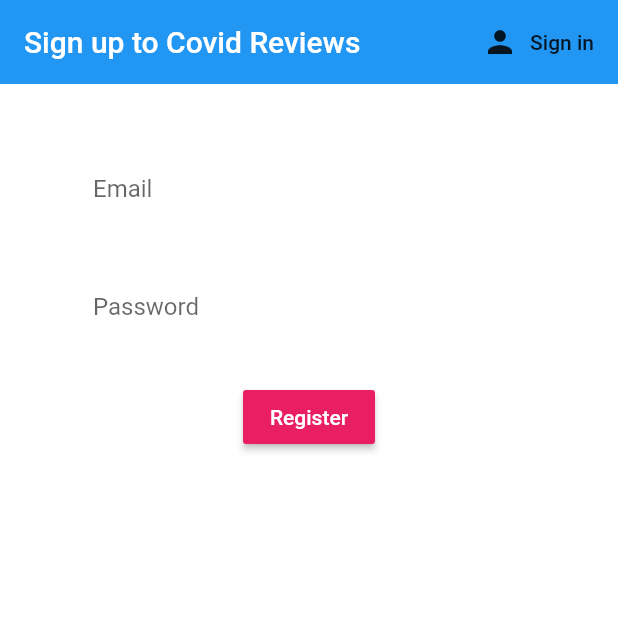
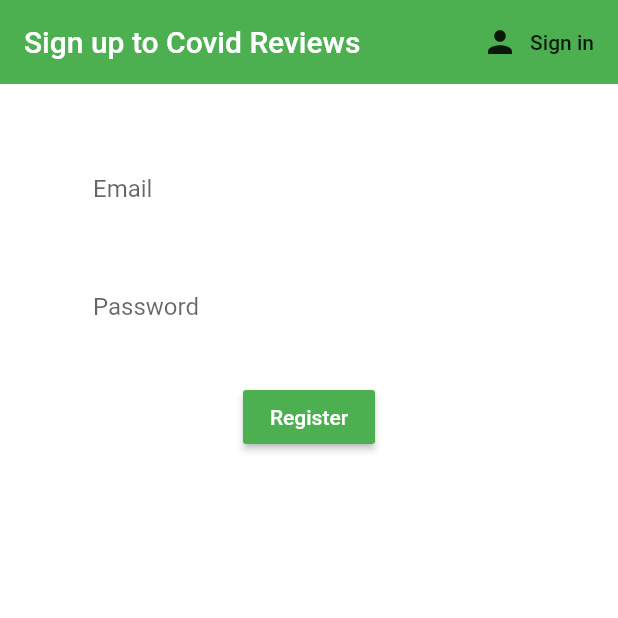
Before and after one commit to michael99hernan/Covid-Reviews, a Flutter app: the screen it shows after launch, after a tap on "Sign in", after a tap on "Register", on a phone screen of 412 x 824 dp, the top half of it. Run offline on Flutter 3.47's test engine with Material 2 defaults, Android fonts, the phone set to English and light mode, and no system bars; our stand-ins replace firebase_auth, firebase_core, flutter_spinkit; accounts and stored records are empty; network calls fail.

Commit message:
added color constants

```diff
--- a/lib/screens/authenticate/register.dart
+++ b/lib/screens/authenticate/register.dart
@@ -1,4 +1,5 @@
 import 'package:covid_reviews/services/auth.dart';
+import 'package:covid_reviews/shared/loading.dart';
 import 'package:flutter/material.dart';
 import 'package:covid_reviews/shared/constants.dart';
 
@@ -12,16 +13,21 @@ class Register extends StatefulWidget {
 class _RegisterState extends State<Register> {
   final AuthService _authService = AuthService();
   final _formKey = GlobalKey<FormState>();
+  bool loading = false;
+
   // text field state
   String email = '';
   String password = '';
   String error = '';
+
   @override
   Widget build(BuildContext context) {
-    return Scaffold(
-        backgroundColor: Colors.white,
+    return loading
+        ? Loading()
+        : Scaffold(
+            backgroundColor: backgroundColor,
             appBar: AppBar(
-            backgroundColor: Colors.blue,
+                backgroundColor: appBarColor,
                 elevation: 0.0,
                 title: Text('Sign up to Covid Reviews'),
                 actions: <Widget>[
@@ -47,9 +53,11 @@ class _RegisterState extends State<Register> {
                   ),
                   SizedBox(height: 20.0),
                   TextFormField(
-                decoration: textInputDecoration.copyWith(hintText: 'Password'),
-                validator: (val) =>
-                    val.length < 6 ? 'Enter a password 6+ chars long' : null,
+                    decoration:
+                        textInputDecoration.copyWith(hintText: 'Password'),
+                    validator: (val) => val.length < 6
+                        ? 'Enter a password 6+ chars long'
+                        : null,
                     obscureText: true,
                     onChanged: (val) {
                       setState(() => password = val);
@@ -57,23 +65,26 @@ class _RegisterState extends State<Register> {
                   ),
                   SizedBox(height: 20.0),
                   RaisedButton(
-                color: Colors.pink,
+                    color: Colors.green,
                     child: Text(
                       'Register',
                       style: TextStyle(color: Colors.white),
                     ),
                     onPressed: () async {
                       if (_formKey.currentState.validate()) {
+                        setState(() => loading = true);
                         dynamic result = await _authService
                             .registerWithEmailAndPassword(email, password);
                         if (result == null) {
                           setState(() => error = 'please supply a valid email');
+                          loading = false;
                         }
                       }
                     },
                   ),
                   SizedBox(height: 12.0),
-              Text(error, style: TextStyle(color: Colors.red, fontSize: 14.0)),
+                  Text(error,
+                      style: TextStyle(color: Colors.red, fontSize: 14.0)),
                 ]),
               ),
             ));
--- a/lib/screens/authenticate/sign_in.dart
+++ b/lib/screens/authenticate/sign_in.dart
@@ -1,4 +1,5 @@
 import 'package:covid_reviews/services/auth.dart';
+import 'package:covid_reviews/shared/loading.dart';
 import 'package:flutter/material.dart';
 import 'package:covid_reviews/shared/constants.dart';
 
@@ -12,6 +13,8 @@ class SignIn extends StatefulWidget {
 class _SignInState extends State<SignIn> {
   final AuthService _authService = AuthService();
   final _formKey = GlobalKey<FormState>();
+  bool loading = false;
+
   // text field state
   String email = '';
   String password = '';
@@ -19,10 +22,12 @@ class _SignInState extends State<SignIn> {
 
   @override
   Widget build(BuildContext context) {
-    return Scaffold(
-        backgroundColor: Colors.white,
+    return loading
+        ? Loading()
+        : Scaffold(
+            backgroundColor: backgroundColor,
             appBar: AppBar(
-            backgroundColor: Colors.blue,
+                backgroundColor: appBarColor,
                 elevation: 0.0,
                 title: Text('Sign in to Covid Reviews'),
                 actions: <Widget>[
@@ -48,9 +53,11 @@ class _SignInState extends State<SignIn> {
                   ),
                   SizedBox(height: 20.0),
                   TextFormField(
-                decoration: textInputDecoration.copyWith(hintText: 'Password'),
-                validator: (val) =>
-                    val.length < 6 ? 'Enter a password 6+ chars long' : null,
+                    decoration:
+                        textInputDecoration.copyWith(hintText: 'Password'),
+                    validator: (val) => val.length < 6
+                        ? 'Enter a password 6+ chars long'
+                        : null,
                     obscureText: true,
                     onChanged: (val) {
                       setState(() => password = val);
@@ -58,23 +65,28 @@ class _SignInState extends State<SignIn> {
                   ),
                   SizedBox(height: 20.0),
                   RaisedButton(
-                color: Colors.pink,
+                    color: Colors.green,
                     child: Text(
                       'Sign in',
                       style: TextStyle(color: Colors.white),
                     ),
                     onPressed: () async {
                       if (_formKey.currentState.validate()) {
+                        setState(() => loading = true);
                         dynamic result = await _authService
                             .signInWithEmailAndPassword(email, password);
                         if (result == null) {
-                      setState(() => error = 'invalid credntials');
+                          setState(() {
+                            error = 'invalid credntials';
+                            loading = false;
+                          });
                         }
                       }
                     },
                   ),
                   SizedBox(height: 12.0),
-              Text(error, style: TextStyle(color: Colors.red, fontSize: 14.0)),
+                  Text(error,
+                      style: TextStyle(color: Colors.red, fontSize: 14.0)),
                   SizedBox(height: 20.0),
                   RaisedButton(
                     color: Colors.blueAccent,
--- a/lib/screens/home/home.dart
+++ b/lib/screens/home/home.dart
@@ -1,4 +1,5 @@
 import 'package:covid_reviews/services/auth.dart';
+import 'package:covid_reviews/shared/constants.dart';
 import 'package:flutter/material.dart';
 
 class Home extends StatelessWidget {
@@ -6,10 +7,10 @@ class Home extends StatelessWidget {
   @override
   Widget build(BuildContext context) {
     return Scaffold(
-      backgroundColor: Colors.white,
+      backgroundColor: backgroundColor,
       appBar: AppBar(
         title: Text('Covid Reviews'),
-        backgroundColor: Colors.blue,
+        backgroundColor: appBarColor,
         elevation: 0.0,
         actions: <Widget>[
           FlatButton.icon(
--- a/lib/services/auth.dart
+++ b/lib/services/auth.dart
@@ -17,6 +17,7 @@ class AuthService {
       return user;
     } catch (e) {
       print(e.toString());
+      print('Error signing in anon user');
       return null;
     }
   }
--- a/lib/shared/constants.dart
+++ b/lib/shared/constants.dart
@@ -8,3 +8,6 @@ const textInputDecoration = InputDecoration(
   focusedBorder: OutlineInputBorder(
       borderSide: BorderSide(color: Colors.pink, width: 2.0)),
 );
+
+const appBarColor = Colors.green;
+const backgroundColor = Colors.white;
--- a/pubspec.yaml
+++ b/pubspec.yaml
@@ -21,6 +21,7 @@ environment:
   sdk: ">=2.7.0 <3.0.0"
 
 dependencies:
+  flutter_spinkit: "^4.1.2"
   provider: ^4.3.2+4
   firebase_auth: ^0.20.0+1
   cloud_firestore: ^0.16.0
```
Also changed, not shown: lib/shared/loading.dart (added, +17 -0 lines), pubspec.lock. Lines whose indentation alone changed are shown as unchanged.
